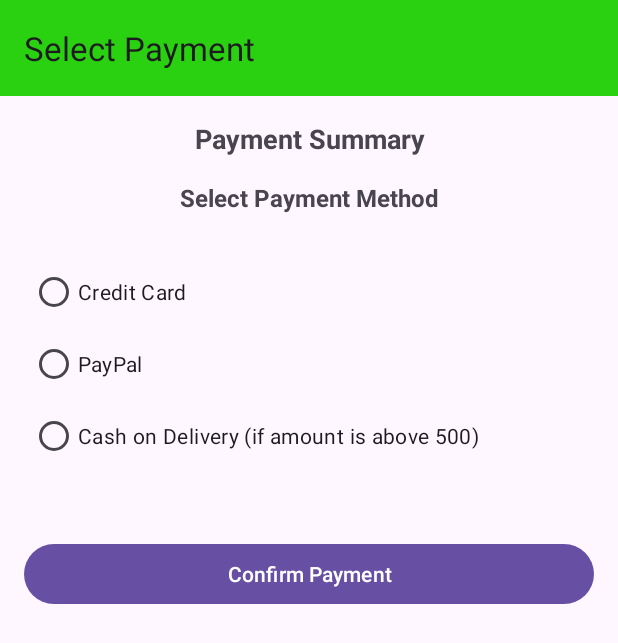
After one commit to Prathamesh-Kothalkar/DigiFarm, an Android app: the PaymentActivity screen opened directly, with no data from a screen before it, on a phone screen of 412 x 824 dp. The commit adds this screen. Shown: the top 643 px of the screen. Run offline under Robolectric (Android 15) with nearby library versions, the phone set to English and light mode, and no system bars.

Commit message:
add PaymentActivity fix AddressActivity

```diff
--- a/app/src/main/AndroidManifest.xml
+++ b/app/src/main/AndroidManifest.xml
@@ -14,6 +14,9 @@
         android:supportsRtl="true"
         android:theme="@style/Theme.DigiFarm"
         tools:targetApi="31">
+        <activity
+            android:name=".PaymentActivity"
+            android:exported="false" />
         <activity
             android:name=".AddAddress0Activity"
             android:exported="false" />
--- /dev/null
+++ b/app/src/main/java/com/example/digifarm/PaymentActivity.java
@@ -0,0 +1,14 @@
+package com.example.digifarm;
+
+import androidx.appcompat.app.AppCompatActivity;
+
+import android.os.Bundle;
+
+public class PaymentActivity extends AppCompatActivity {
+
+    @Override
+    protected void onCreate(Bundle savedInstanceState) {
+        super.onCreate(savedInstanceState);
+        setContentView(R.layout.activity_payment);
+    }
+}
--- /dev/null
+++ b/app/src/main/res/layout/activity_payment.xml
@@ -0,0 +1,96 @@
+<?xml version="1.0" encoding="utf-8"?>
+<androidx.constraintlayout.widget.ConstraintLayout
+    xmlns:android="http://schemas.android.com/apk/res/android"
+    xmlns:app="http://schemas.android.com/apk/res-auto"
+    xmlns:tools="http://schemas.android.com/tools"
+    android:layout_width="match_parent"
+    android:layout_height="match_parent"
+    tools:context=".PaymentActivity">
+
+    <!-- Header Section - Toolbar -->
+    <androidx.appcompat.widget.Toolbar
+        android:id="@+id/toolbar"
+        android:layout_width="0dp"
+        android:layout_height="wrap_content"
+        android:background="@color/bg"
+        android:minHeight="?attr/actionBarSize"
+        app:title="Select Payment"
+        app:layout_constraintStart_toStartOf="parent"
+        app:layout_constraintTop_toTopOf="parent"
+        app:layout_constraintEnd_toEndOf="parent" />
+
+    <!-- Payment Summary -->
+    <TextView
+        android:id="@+id/textViewPaymentSummary"
+        android:layout_width="0dp"
+        android:layout_height="wrap_content"
+        android:text="Payment Summary"
+        android:textSize="18sp"
+        android:textStyle="bold"
+        app:layout_constraintStart_toStartOf="parent"
+        app:layout_constraintTop_toBottomOf="@id/toolbar"
+        app:layout_constraintEnd_toEndOf="parent"
+        android:layout_marginTop="16dp"
+        android:gravity="center"/>
+
+    <!-- Payment Method Selection -->
+    <TextView
+        android:id="@+id/textViewSelectPaymentMethod"
+        android:layout_width="0dp"
+        android:layout_height="wrap_content"
+        android:text="Select Payment Method"
+        android:textSize="16sp"
+        android:textStyle="bold"
+        app:layout_constraintStart_toStartOf="parent"
+        app:layout_constraintTop_toBottomOf="@id/textViewPaymentSummary"
+        app:layout_constraintEnd_toEndOf="parent"
+        android:layout_marginTop="16dp"
+        android:gravity="center"/>
+
+    <!-- Payment Method Options -->
+    <!-- For simplicity, let's assume we have radio buttons for payment methods -->
+    <RadioGroup
+        android:id="@+id/radioGroupPaymentMethods"
+        android:layout_width="0dp"
+        android:padding="20dp"
+        android:layout_height="wrap_content"
+        app:layout_constraintStart_toStartOf="parent"
+        app:layout_constraintTop_toBottomOf="@id/textViewSelectPaymentMethod"
+        app:layout_constraintEnd_toEndOf="parent"
+        android:layout_marginTop="8dp"
+        android:orientation="vertical">
+
+        <RadioButton
+            android:id="@+id/radioButtonCreditCard"
+            android:layout_width="wrap_content"
+            android:layout_height="wrap_content"
+            android:text="Credit Card"/>
+
+        <RadioButton
+            android:id="@+id/radioButtonPayPal"
+            android:layout_width="wrap_content"
+            android:layout_height="wrap_content"
+            android:text="PayPal"/>
+
+        <!-- Add more payment options as needed -->
+        <RadioButton
+            android:id="@+id/cash_on_delivery"
+            android:layout_width="wrap_content"
+            android:layout_height="wrap_content"
+            android:text="Cash on Delivery (if amount is above 500)"/>
+    </RadioGroup>
+
+    <!-- Confirm Payment Button -->
+    <Button
+        android:id="@+id/buttonConfirmPayment"
+        android:layout_width="0dp"
+        android:layout_height="wrap_content"
+        android:text="Confirm Payment"
+        app:layout_constraintStart_toStartOf="parent"
+        app:layout_constraintEnd_toEndOf="parent"
+        app:layout_constraintTop_toBottomOf="@id/radioGroupPaymentMethods"
+        android:layout_marginStart="16dp"
+        android:layout_marginTop="24dp"
+        android:layout_marginEnd="16dp"/>
+
+</androidx.constraintlayout.widget.ConstraintLayout>
```
Also changed, not shown: app/src/main/java/com/example/digifarm/Adapter/AddressAdapter.java (+73 -1 lines), app/src/main/java/com/example/digifarm/AddAddress0Activity.java (+34 -5 lines), app/src/main/java/com/example/digifarm/AddressActivity.java (+61 -2 lines), app/src/main/java/com/example/digifarm/model/AddressModel.java (+25 -0 lines).
